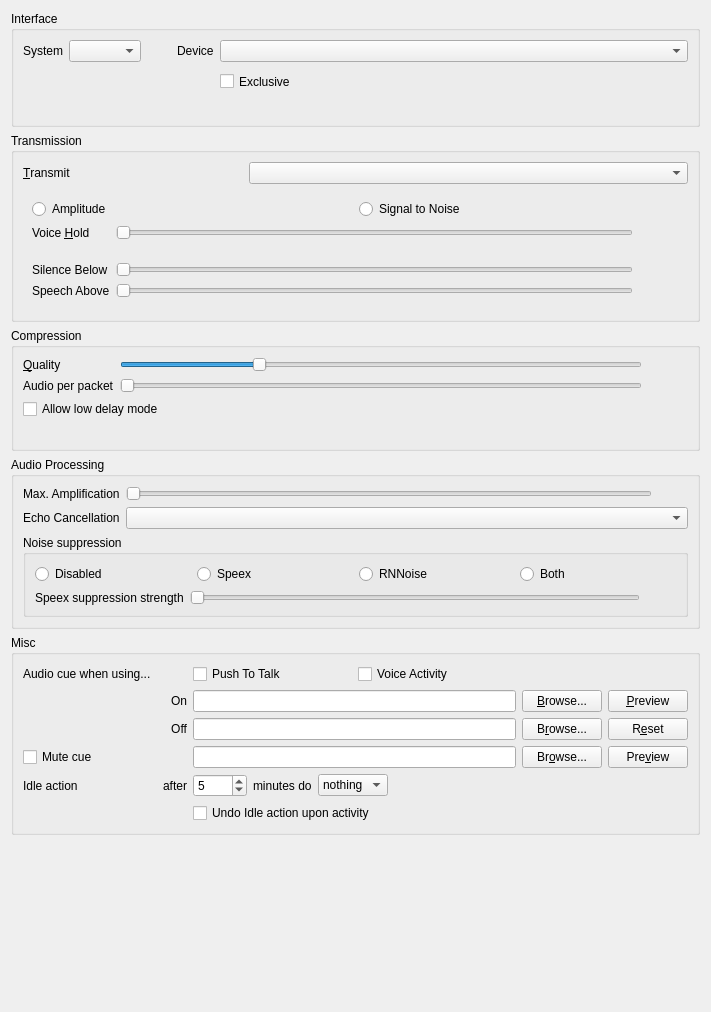
This is src/mumble/AudioInput.ui in mumble-voip/mumble as Qt 5 draws it before an edit. The edited form follows.
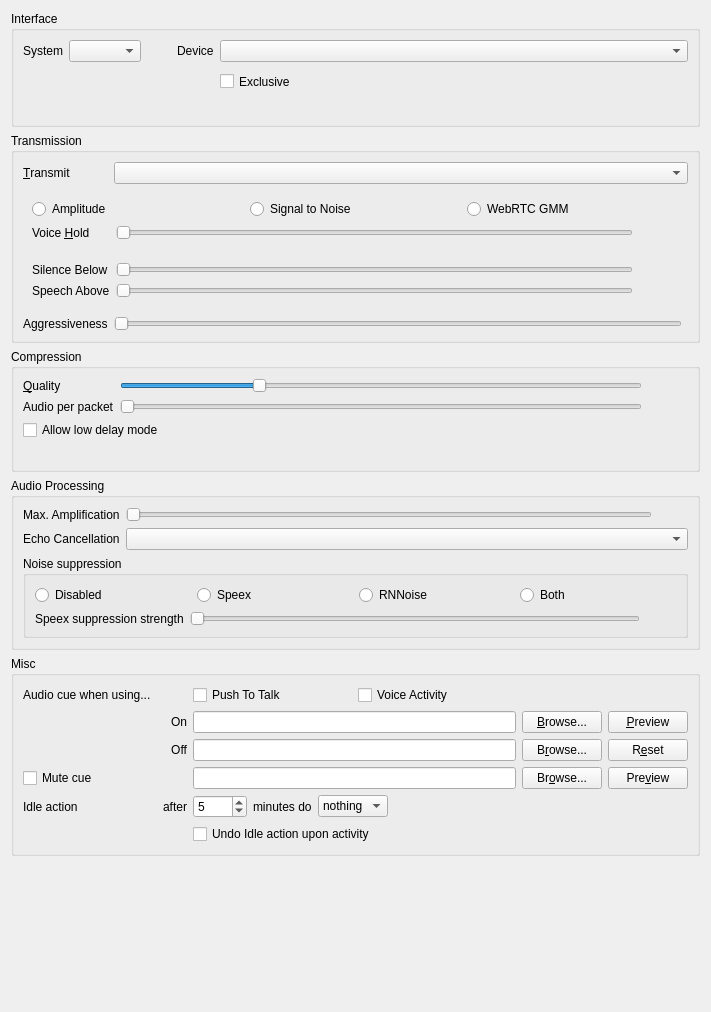
This is the edited form. Custom widgets are drawn as their Qt base class.

```diff
--- a/src/mumble/AudioInput.ui
+++ b/src/mumble/AudioInput.ui
@@ -411,6 +411,22 @@
               </property>
              </widget>
             </item>
+	    <item>
+             <widget class="QRadioButton" name="qrbWebRTC">
+              <property name="toolTip">
+               <string>Use WebRTC GMM based speech detection</string>
+              </property>
+              <property name="whatsThis">
+               <string>&lt;b&gt;This sets speech detection to use WebRTC VAD algorithm.&lt;/b&gt;&lt;br /&gt;In this mode, a config-free Gaussian Mixture Model was used to detecting speech.</string>
+              </property>
+	      <property name="visible">
+               <bool>false</bool>
+              </property>
+              <property name="text">
+               <string>WebRTC GMM</string>
+              </property>
+             </widget>
+            </item>
            </layout>
           </item>
           <item row="4" column="0">
@@ -490,6 +506,44 @@
         <widget class="QWidget" name="qwContinuous"/>
        </widget>
       </item>
+      <item row="5" column="0">
+       <widget class="QLabel" name="qliWebRTCAggressiveness">
+	<property name="visible">
+         <bool>false</bool>
+        </property>
+	<property name="text">
+	 <string>Aggressiveness</string>
+	</property>
+	<property name="buddy">
+	 <cstring>qsWebRTCAggressiveness</cstring>
+	</property>
+       </widget>
+      </item>
+      <item row="5" column="1">
+       <widget class="SemanticSlider" name="qsWebRTCAggressiveness">
+	<property name="visible">
+         <bool>false</bool>
+        </property>
+	<property name="toolTip">
+	 <string>Controls aggressiveness of WebRTC VAD</string>
+	</property>
+	<property name="whatsThis">
+	 <string>Higher values make the VAD more aggressive in filtering noise.</string>
+	</property>
+	<property name="minimum">
+	 <number>0</number>
+        </property>
+	<property name="maximum">
+	 <number>3</number>
+	</property>
+	<property name="singleStep">
+	 <number>1</number>
+	</property>
+	<property name="orientation">
+	 <enum>Qt::Horizontal</enum>
+	</property>
+       </widget>
+      </item>
      </layout>
     </widget>
    </item>
```
